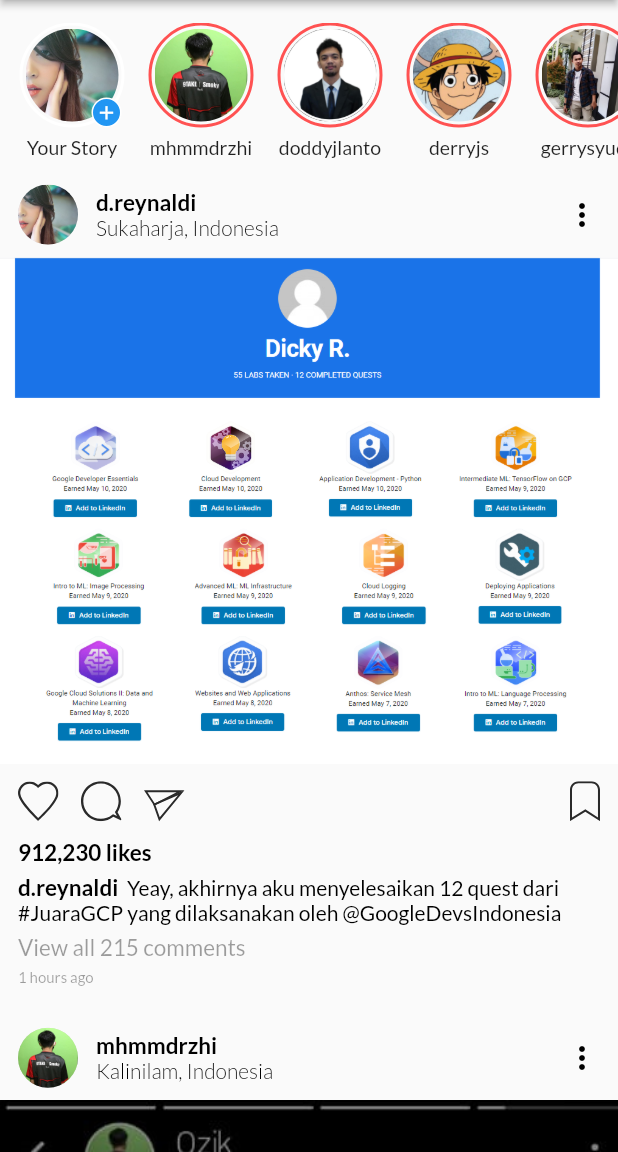
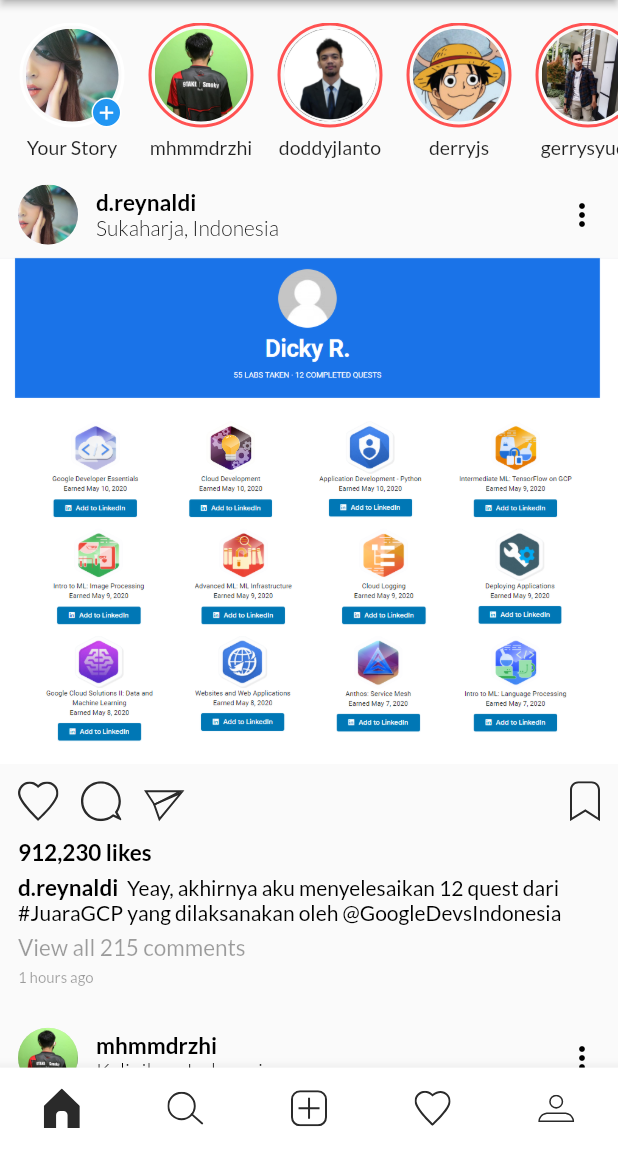
Before and after one commit to dickyrey/instagramclone, a Flutter app: the screen it shows after launch, on a phone screen of 412 x 824 dp, the part 84-1236 px from its top. Run offline on Flutter 3.47's test engine with Material 2 defaults, Android fonts, the phone set to English and light mode, and no system bars; our stand-ins replace flutter_svg, google_fonts.

Commit message:
bottom navbar added

```diff
--- /dev/null
+++ b/lib/bottomNav.dart
@@ -0,0 +1,91 @@
+import 'package:flutter/material.dart';
+import 'package:flutter_svg/flutter_svg.dart';
+import 'package:instagramclone/models/bottom_nav_model.dart';
+import 'package:instagramclone/views/account.dart';
+import 'package:instagramclone/views/add.dart';
+import 'package:instagramclone/views/browse.dart';
+import 'package:instagramclone/views/home.dart';
+import 'package:instagramclone/views/notifications.dart';
+
+class BottomNav extends StatefulWidget {
+  @override
+  _BottomNavState createState() => _BottomNavState();
+}
+
+class _BottomNavState extends State<BottomNav> {
+  int _selectedIndex = 0;
+
+  static List<Widget> _bottomNavView = [
+    Home(),
+    Browse(),
+    Add(),
+    Notifications(),
+    Account(),
+  ];
+
+  void _onItemTapped(int index) {
+    setState(() {
+      _selectedIndex = index;
+    });
+  }
+
+  @override
+  Widget build(BuildContext context) {
+    return Scaffold(
+      body: Center(
+        child: _bottomNavView.elementAt(_selectedIndex),
+      ),
+      bottomNavigationBar: BottomNavigationBar(
+        backgroundColor: Colors.white,
+        currentIndex: _selectedIndex,
+        onTap: _onItemTapped,
+        showSelectedLabels: false,
+        showUnselectedLabels: false,
+        type: BottomNavigationBarType.fixed,
+        items: _navBarItem
+            .map(
+              (f) => BottomNavigationBarItem(
+                icon: SvgPicture.asset(
+                  f.icon,
+                  width: 24.0,
+                ),
+                activeIcon: SvgPicture.asset(
+                  f.activeIcon,
+                  width: 24.0,
+                ),
+                title: Text(f.title),
+              ),
+            )
+            .toList(),
+      ),
+    );
+  }
+}
+
+List<NavBarModel> _navBarItem = [
+  NavBarModel(
+    icon: "assets/home.svg",
+    activeIcon: "assets/home_2.svg",
+    title: "Home",
+  ),
+  NavBarModel(
+    icon: "assets/search.svg",
+    activeIcon: "assets/search_2.svg",
+    title: "Search",
+  ),
+  NavBarModel(
+    icon: "assets/add.svg",
+    activeIcon: "assets/add.svg",
+    title: "Add",
+  ),
+  NavBarModel(
+    icon: "assets/favorite.svg",
+    activeIcon: "assets/favorite_2.svg",
+    title: "Notifications",
+  ),
+  NavBarModel(
+    icon: "assets/account.svg",
+    activeIcon: "assets/account_2.svg",
+    title: "Account",
+  ),
+];
--- /dev/null
+++ b/lib/models/bottom_nav_model.dart
@@ -0,0 +1,6 @@
+class NavBarModel {
+  final String icon;
+  final String activeIcon;
+  final String title;
+  NavBarModel({this.icon, this.activeIcon, this.title});
+}
--- /dev/null
+++ b/lib/views/account.dart
@@ -0,0 +1,12 @@
+import 'package:flutter/material.dart';
+
+class Account extends StatelessWidget {
+  @override
+  Widget build(BuildContext context) {
+    return Container(
+      child: Center(
+        child: Text("Account"),
+      ),
+    );
+  }
+}
--- /dev/null
+++ b/lib/views/add.dart
@@ -0,0 +1,12 @@
+import 'package:flutter/material.dart';
+
+class Add extends StatelessWidget {
+  @override
+  Widget build(BuildContext context) {
+    return Container(
+      child: Center(
+        child: Text("Add"),
+      ),
+    );
+  }
+}
--- /dev/null
+++ b/lib/views/notifications.dart
@@ -0,0 +1,12 @@
+import 'package:flutter/material.dart';
+
+class Notifications extends StatelessWidget {
+  @override
+  Widget build(BuildContext context) {
+    return Container(
+      child: Center(
+        child: Text("Notifications"),
+      ),
+    );
+  }
+}
--- a/lib/views/splash.dart
+++ b/lib/views/splash.dart
@@ -1,6 +1,7 @@
 import 'dart:async';
 
 import 'package:flutter/material.dart';
+import 'package:instagramclone/bottomNav.dart';
 import 'package:instagramclone/constants.dart';
 import 'package:instagramclone/views/home.dart';
 
@@ -19,7 +20,7 @@
       context,
       MaterialPageRoute(
         builder: (BuildContext context) {
-          return Home();
+          return BottomNav();
         },
       ),
     );
```
Also changed, not shown: lib/views/browse.dart (added, +12 -0 lines), assets/account.svg (added), assets/account_2.svg (added), assets/add.svg (added), assets/favorite_2.svg (added), assets/home.svg (added), assets/home_2.svg (added), assets/search.svg (added), assets/search_2.svg (added), assets/ve2.jpg (added).
